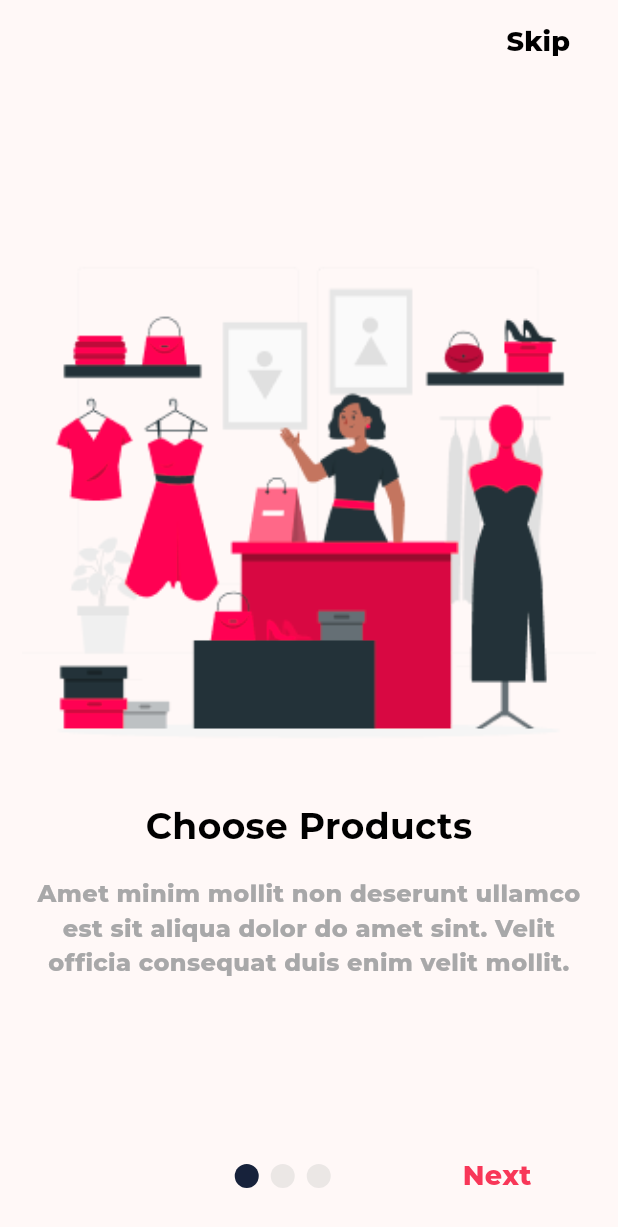
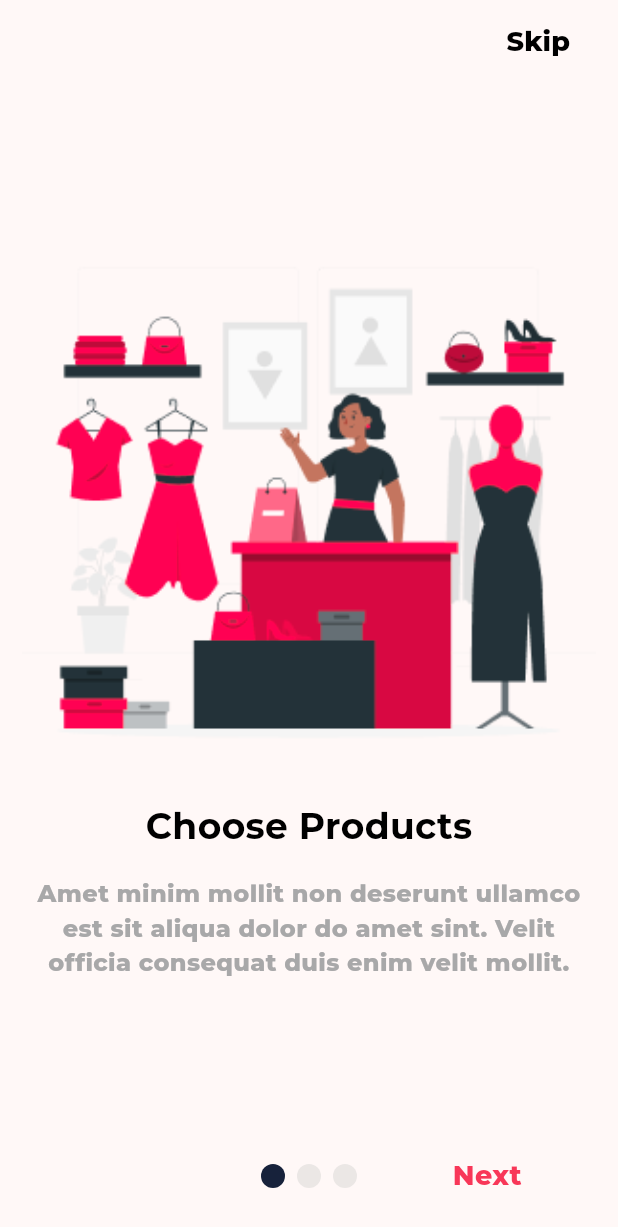
Before and after one commit to phharaoh/Stylish_App, a Flutter app: the screen it shows after launch, on a phone screen of 412 x 824 dp. Shown: the top 1227 px of the screen. Run offline on Flutter 3.47's test engine with Material 3 defaults, Android fonts, the phone set to English and light mode, and no system bars; drawn by our look-alikes of smooth_page_indicator; project files that could hold a hidden picture were left out.

Commit message:
final onboarding edit V2

```diff
--- a/lib/features/Auth/views/Splash/onboarding.dart
+++ b/lib/features/Auth/views/Splash/onboarding.dart
@@ -66,6 +66,7 @@ class _OnboardingState extends State<Onboarding> {
           mainAxisAlignment: MainAxisAlignment.spaceAround,
           children: [
             SizedBox(
+              width: MediaQuery.of(context).size.width * 0.29,
                 child: currentPage == 0
                     ? const OnboardingMoveText(
                         text: "            ",
@@ -87,6 +88,7 @@ class _OnboardingState extends State<Onboarding> {
               ),
             ),
             SizedBox(
+                width: MediaQuery.of(context).size.width * 0.29,
                 child: 2 != currentPage
                     ? OnboardingMoveText(
                         text: "     Next     ",
```
